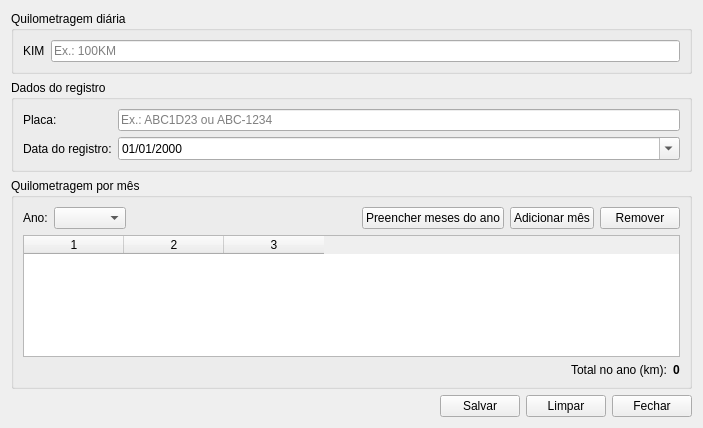
The window that TELAS/TELAKM.UI (llucasgustavo23-cyber/sistema) describes before a commit, drawn with Qt 5.
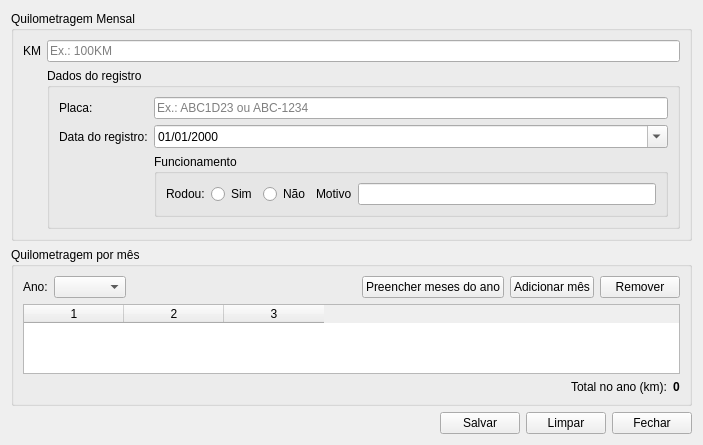
The same window after the commit.

Commit message: Mn, a tela Telakm agora ta funcionando, mas eu tenho que resolver a tela de lista de ambulancia, vou precisa criar uma qdialog da tela de lista ambulancia pra liga na tela de modificar e cadastrar ambulância, ai vai ficar uma widgte no menu que vai chamar a tela de lista ambulância, ai sim vai da pra excluir as ambulância, nas qdialog é so pra vizualizar.

```diff
--- a/TELAS/TELAKM.UI
+++ b/TELAS/TELAKM.UI
@@ -7,7 +7,7 @@
     <x>0</x>
     <y>0</y>
     <width>703</width>
-    <height>428</height>
+    <height>427</height>
    </rect>
   </property>
   <property name="windowTitle">
@@ -17,30 +17,10 @@
    <item>
     <widget class="QGroupBox" name="groupDados_2">
      <property name="title">
-      <string>Quilometragem diária</string>
+      <string>Quilometragem Mensal</string>
      </property>
      <layout class="QFormLayout" name="formLayout_2">
-      <item row="0" column="0">
-       <widget class="QLabel" name="labelPlaca_2">
-        <property name="text">
-         <string>KIM</string>
-        </property>
-       </widget>
-      </item>
-      <item row="0" column="1">
-       <widget class="QLineEdit" name="linePlaca_2">
-        <property name="maxLength">
-         <number>8</number>
-        </property>
-        <property name="placeholderText">
-         <string>Ex.: 100KM</string>
-        </property>
-       </widget>
-      </item>
-     </layout>
-    </widget>
-   </item>
-   <item>
+      <item row="4" column="1">
     <widget class="QGroupBox" name="groupDados">
      <property name="title">
       <string>Dados do registro</string>
@@ -77,6 +57,72 @@
         </property>
         <property name="calendarPopup">
          <bool>true</bool>
+           </property>
+          </widget>
+         </item>
+         <item row="2" column="1">
+          <widget class="QGroupBox" name="groupDados_3">
+           <property name="title">
+            <string>Funcionamento</string>
+           </property>
+           <property name="flat">
+            <bool>true</bool>
+           </property>
+           <property name="checkable">
+            <bool>false</bool>
+           </property>
+           <layout class="QHBoxLayout" name="horizontalLayout">
+            <item>
+             <widget class="QLabel" name="labelPlaca_3">
+              <property name="text">
+               <string>Rodou:</string>
+              </property>
+             </widget>
+            </item>
+            <item>
+             <widget class="QRadioButton" name="radioButton">
+              <property name="text">
+               <string>Sim</string>
+              </property>
+             </widget>
+            </item>
+            <item>
+             <widget class="QRadioButton" name="radioButton_2">
+              <property name="text">
+               <string>Não</string>
+              </property>
+             </widget>
+            </item>
+            <item>
+             <widget class="QLabel" name="labelDataRegistro_2">
+              <property name="text">
+               <string>Motivo</string>
+              </property>
+             </widget>
+            </item>
+            <item>
+             <widget class="QLineEdit" name="lineEdit"/>
+            </item>
+           </layout>
+          </widget>
+         </item>
+        </layout>
+       </widget>
+      </item>
+      <item row="1" column="0">
+       <widget class="QLabel" name="labelPlaca_2">
+        <property name="text">
+         <string>KM</string>
+        </property>
+       </widget>
+      </item>
+      <item row="1" column="1">
+       <widget class="QLineEdit" name="linePlaca_2">
+        <property name="maxLength">
+         <number>8</number>
+        </property>
+        <property name="placeholderText">
+         <string>Ex.: 100KM</string>
         </property>
        </widget>
       </item>
```
Lines whose indentation alone changed are shown as unchanged. The commit also changes 14 other files.
